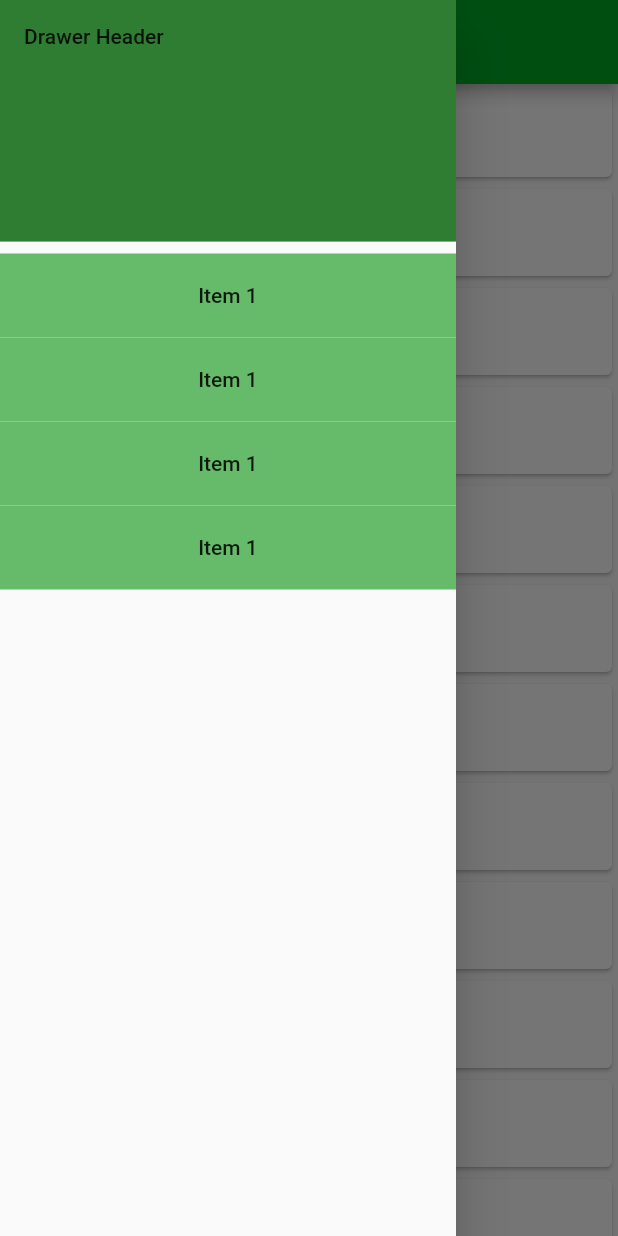
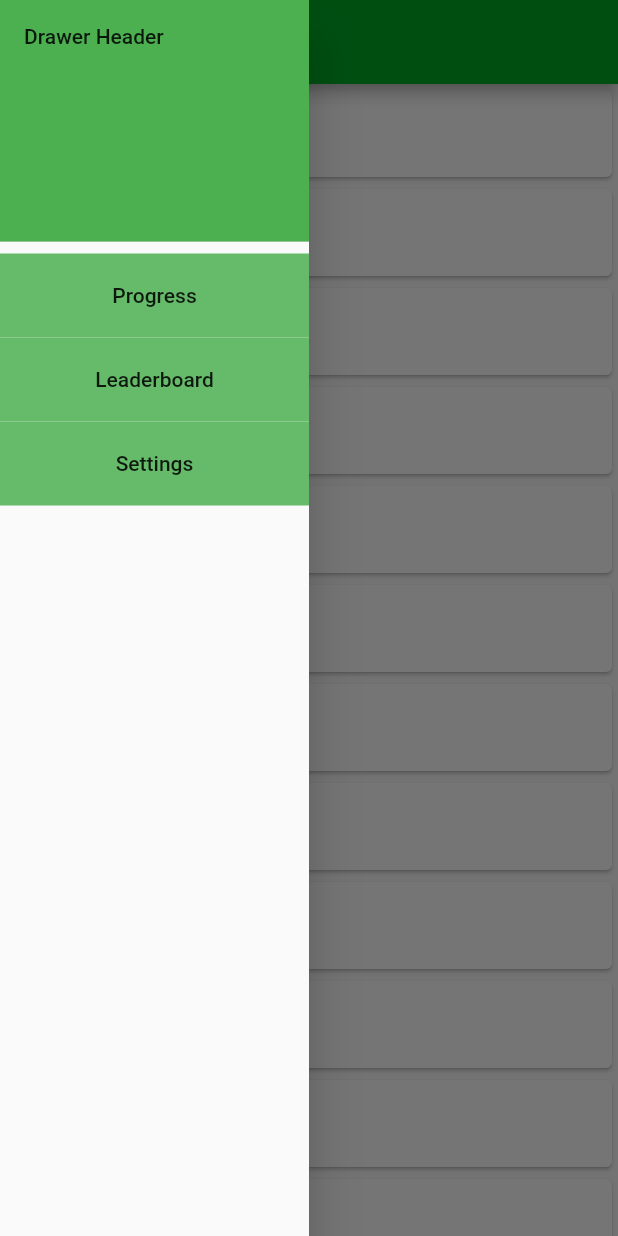
Before and after one commit to MithunW/Edu_App, a Flutter app: the HomePage screen opened by its route, with the side drawer open, on a phone screen of 412 x 824 dp. Run offline on Flutter 3.47's test engine with Material 2 defaults, Android fonts, the phone set to English and light mode, and no system bars; our stand-ins replace shared_preferences; accounts and stored records are empty.

Commit message:
routing for drawer added

```diff
--- a/lib/UI/home.dart
+++ b/lib/UI/home.dart
@@ -1,21 +1,16 @@
 import 'package:flutter/material.dart';
-
-// class HomePage extends StatefulWidget {
-//   @override
-//   State<StatefulWidget> createState() {
-//     return new HomePageState();
-//   }
-// }
 
 class HomePage extends StatelessWidget {
   @override
   Widget build(BuildContext context) {
     Size size = MediaQuery.of(context).size;
-    var padding = MediaQuery.of(context).padding;
     return SafeArea(
       child: Scaffold(
-        drawer: Drawer(
-          child: buildDrawer(context),
+        drawer: SizedBox(
+          width: size.width * 0.5,
+          child: Drawer(
+            child: buildDrawer(context),
+          ),
         ),
         appBar: AppBar(
           title: Text("පහේ පන්තිය"),
@@ -51,18 +46,18 @@ class HomePage extends StatelessWidget {
         DrawerHeader(
           child: Text('Drawer Header'),
           decoration: BoxDecoration(
-            color: Colors.green[800],
+            color: Colors.green[500],
           ),
         ),
         Container(
           color: Colors.green[400],
           child: ListTile(
             title: Text(
-              'Item 1',
+              'Progress',
               textAlign: TextAlign.center,
             ),
             onTap: () {
-              Navigator.pop(context);
+              Navigator.pushNamed(context, '/progress');
             },
           ),
         ),
@@ -70,11 +65,11 @@ class HomePage extends StatelessWidget {
           color: Colors.green[400],
           child: ListTile(
             title: Text(
-              'Item 1',
+              'Leaderboard',
               textAlign: TextAlign.center,
             ),
             onTap: () {
-              Navigator.pop(context);
+              Navigator.pushNamed(context, '/leaderboard');
             },
           ),
         ),
@@ -82,23 +77,11 @@ class HomePage extends StatelessWidget {
           color: Colors.green[400],
           child: ListTile(
             title: Text(
-              'Item 1',
+              'Settings',
               textAlign: TextAlign.center,
             ),
             onTap: () {
-              Navigator.pop(context);
-            },
-          ),
-        ),
-        Container(
-          color: Colors.green[400],
-          child: ListTile(
-            title: Text(
-              'Item 1',
-              textAlign: TextAlign.center,
-            ),
-            onTap: () {
-              Navigator.pop(context);
+              Navigator.pushNamed(context, '/settings');
             },
           ),
         ),
--- /dev/null
+++ b/lib/UI/progress.dart
@@ -0,0 +1,9 @@
+import 'package:flutter/material.dart';
+
+class ProgressPage extends StatelessWidget {
+  @override
+  Widget build(BuildContext context) {
+    // TODO: implement build
+    return Container(child:Text('Add progress ui here'));
+  }
+}
--- a/lib/main.dart
+++ b/lib/main.dart
@@ -2,6 +2,7 @@ import 'package:edu_app/UI/home.dart';
 import 'package:edu_app/UI/onboarding.dart';
 import 'package:edu_app/UI/splash.dart';
 import 'package:flutter/material.dart';
+import 'package:edu_app/UI/progress.dart';
 
 void main() {
   runApp(MaterialApp(
@@ -11,10 +12,11 @@ void main() {
         primaryColor: Color.fromRGBO(0, 172, 36, 1),
         accentColor: Colors.white,
       ),
-      initialRoute: '//onBoarding',
+      initialRoute: '/onBoarding',
       routes: {
         '/': (context) => Splash(),
         '/onBoarding': (context) => OnBoardingPage(),
         '/home': (context) => HomePage(),
+        '/progress': (context) => ProgressPage(),
       }));
 }
```
